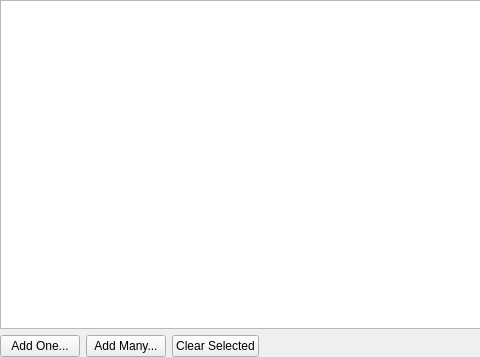
Qt form ilastik/applets/dataSelection/dataDetailViewerWidget.ui (ilastik/ilastik) before a commit; both pictures show x 0 to 480 and y 0 to 357 of the 876 by 357 pixel window.
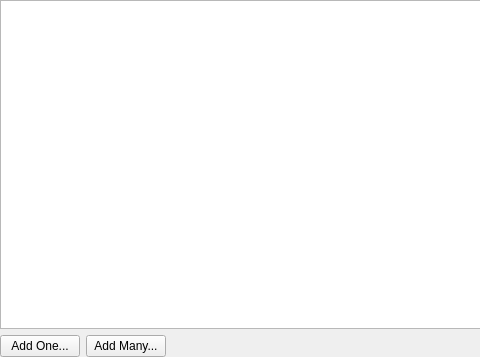
The same form after that commit. Custom widgets are drawn as their Qt base class.

Commit message: Dataselection: Replaced "Clear Selected" button with a "reset" context menu item.

The edit to the form file:
```diff
--- a/ilastik/applets/dataSelection/dataDetailViewerWidget.ui
+++ b/ilastik/applets/dataSelection/dataDetailViewerWidget.ui
@@ -36,13 +36,6 @@
        </property>
       </widget>
      </item>
-     <item>
-      <widget class="QPushButton" name="clearButton">
-       <property name="text">
-        <string>Clear Selected</string>
-       </property>
-      </widget>
-     </item>
      <item>
       <spacer name="horizontalSpacer">
        <property name="orientation">
```
The commit also changes 2 other files.
